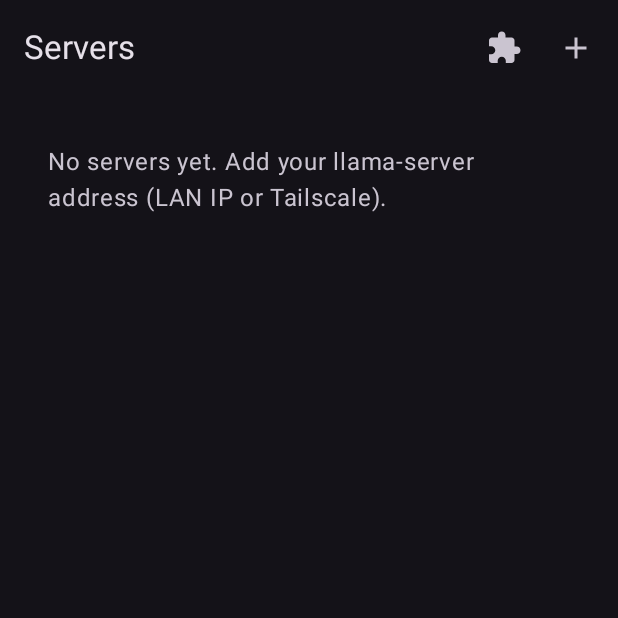
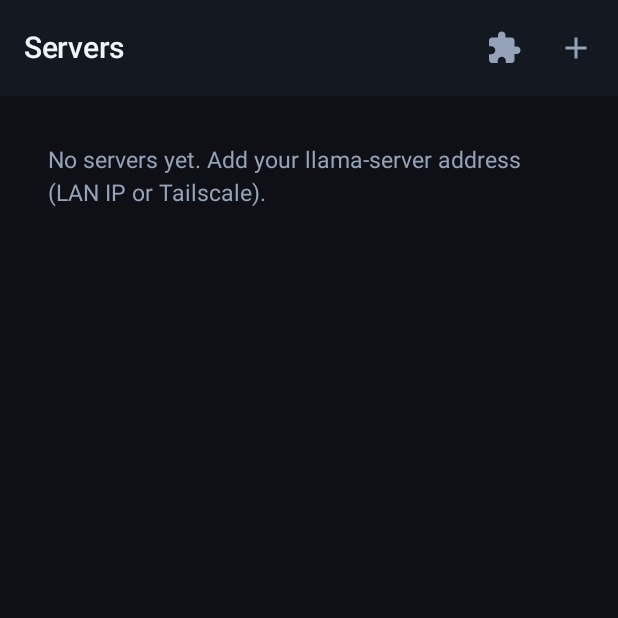
Before and after one commit to jimgrok-maker/PetLlama, an Android app built with Jetpack Compose: the screen it shows after launch (MainActivity), on a phone screen of 412 x 824 dp, the top half of it. Run offline under Robolectric (Android 15) with nearby library versions, the phone set to English and light mode, and no system bars; our stand-ins replace Room's generated code.

Commit message:
Add PetLlama obsidian/amber theme, update MainActivity/RootScreen, and harden McpServersViewModel

```diff
--- a/app/src/main/java/com/jimgrok/petllama/MainActivity.kt
+++ b/app/src/main/java/com/jimgrok/petllama/MainActivity.kt
@@ -9,9 +9,9 @@ import androidx.activity.compose.setContent
 import androidx.compose.foundation.layout.fillMaxSize
 import androidx.compose.material3.MaterialTheme
 import androidx.compose.material3.Surface
-import androidx.compose.material3.darkColorScheme
 import androidx.compose.ui.Modifier
 import com.jimgrok.petllama.ui.RootScreen
+import com.jimgrok.petllama.ui.theme.PetLlamaTheme
 
 class MainActivity : ComponentActivity() {
     override fun onCreate(savedInstanceState: Bundle?) {
@@ -22,7 +22,7 @@ class MainActivity : ComponentActivity() {
             requestPermissions(arrayOf(Manifest.permission.POST_NOTIFICATIONS), 1)
         }
         setContent {
-            MaterialTheme(colorScheme = darkColorScheme()) {
+            PetLlamaTheme {
                 Surface(modifier = Modifier.fillMaxSize(), color = MaterialTheme.colorScheme.background) {
                     RootScreen()
                 }
--- a/app/src/main/java/com/jimgrok/petllama/ui/RootScreen.kt
+++ b/app/src/main/java/com/jimgrok/petllama/ui/RootScreen.kt
@@ -2,8 +2,6 @@ package com.jimgrok.petllama.ui
 
 import androidx.activity.compose.BackHandler
 import androidx.compose.foundation.layout.fillMaxSize
-import androidx.compose.material3.MaterialTheme
-import androidx.compose.material3.darkColorScheme
 import androidx.compose.runtime.Composable
 import androidx.compose.runtime.LaunchedEffect
 import androidx.compose.runtime.getValue
@@ -15,6 +13,7 @@ import com.jimgrok.petllama.data.Db
 import com.jimgrok.petllama.ui.chat.ChatScreen
 import com.jimgrok.petllama.ui.mcp.McpServersScreen
 import com.jimgrok.petllama.ui.screens.ServersScreen
+import com.jimgrok.petllama.ui.theme.PetLlamaTheme
 import kotlinx.coroutines.flow.first
 
 /**
@@ -25,7 +24,7 @@ import kotlinx.coroutines.flow.first
  */
 @Composable
 fun RootScreen() {
-    MaterialTheme(colorScheme = darkColorScheme()) {
+    PetLlamaTheme {
         var selectedServerId by rememberSaveable { mutableStateOf<Long?>(null) }
         var showMcp by rememberSaveable { mutableStateOf(false) }
         var didInitialLoad by rememberSaveable { mutableStateOf(false) }
--- a/app/src/main/java/com/jimgrok/petllama/ui/mcp/McpServersViewModel.kt
+++ b/app/src/main/java/com/jimgrok/petllama/ui/mcp/McpServersViewModel.kt
@@ -5,9 +5,11 @@ import androidx.lifecycle.viewModelScope
 import com.jimgrok.petllama.data.Db
 import com.jimgrok.petllama.data.McpServerEntity
 import com.jimgrok.petllama.network.McpClient
-import com.jimgrok.petllama.network.toUserMessage
 import com.jimgrok.petllama.network.headersToJson
 import com.jimgrok.petllama.network.parseHeaderLines
+import com.jimgrok.petllama.network.toUserMessage
+import com.jimgrok.petllama.network.validateBearerToken
+import kotlinx.coroutines.CancellationException
 import kotlinx.coroutines.flow.MutableStateFlow
 import kotlinx.coroutines.flow.StateFlow
 import kotlinx.coroutines.flow.asStateFlow
@@ -41,6 +43,11 @@ class McpServersViewModel : ViewModel() {
         existingId: Long?,
         enabled: Boolean
     ): Boolean {
+        val tokenError = validateBearerToken(bearerToken)
+        if (tokenError != null) {
+            _state.update { it.copy(formError = tokenError) }
+            return false
+        }
         val headers = try {
             parseHeaderLines(headerLines)
         } catch (e: IllegalArgumentException) {
@@ -82,6 +89,7 @@ class McpServersViewModel : ViewModel() {
     }
 
     fun test(server: McpServerEntity) {
+        if (_state.value.testingId != null) return
         _state.update { it.copy(testingId = server.id, testResult = null) }
         viewModelScope.launch {
             val client = McpClient(server)
@@ -89,6 +97,9 @@ class McpServersViewModel : ViewModel() {
                 val info = client.describe()
                 val from = info.serverName?.let { " from $it" }.orEmpty()
                 "\u2705 ${info.toolCount} tool(s)$from"
+            } catch (e: CancellationException) {
+                _state.update { it.copy(testingId = null) }
+                throw e
             } catch (e: Exception) {
                 "\u274c ${e.toUserMessage()}"
             } finally {
--- /dev/null
+++ b/app/src/main/java/com/jimgrok/petllama/ui/theme/PetLlamaTheme.kt
@@ -0,0 +1,130 @@
+package com.jimgrok.petllama.ui.theme
+
+import androidx.compose.material3.MaterialTheme
+import androidx.compose.material3.Typography
+import androidx.compose.material3.darkColorScheme
+import androidx.compose.runtime.Composable
+import androidx.compose.ui.graphics.Color
+import androidx.compose.ui.text.TextStyle
+import androidx.compose.ui.text.font.FontWeight
+import androidx.compose.ui.unit.sp
+
+/**
+ * Obsidian + Warm Llama Amber palette for PetLlama.
+ * High contrast on OLED screens with clear separation between canvas,
+ * elevated cards, code blocks, and user/assistant chat bubbles.
+ */
+object PetLlamaColors {
+    val Canvas = Color(0xFF0E1015)
+    val Surface = Color(0xFF141821)
+    val SurfaceCard = Color(0xFF181D28)
+    val SurfaceElevated = Color(0xFF1F2634)
+    val CodeBackground = Color(0xFF0A0D13)
+    val CodeHeader = Color(0xFF131823)
+
+    val BorderSubtle = Color(0xFF252D3D)
+    val BorderStrong = Color(0xFF333F56)
+
+    val Amber = Color(0xFFF59E0B)
+    val AmberSoft = Color(0xFF2C2211)
+    val AmberOn = Color(0xFF1A1205)
+
+    val UserBubble = Color(0xFF22304A)
+    val UserBubbleBorder = Color(0xFF33476B)
+    val AssistantBubble = Color(0xFF171C26)
+    val AssistantBubbleBorder = Color(0xFF262F40)
+
+    val TextPrimary = Color(0xFFF1F5F9)
+    val TextSecondary = Color(0xFF94A3B8)
+    val TextMuted = Color(0xFF64748B)
+
+    val Emerald = Color(0xFF34D399)
+    val EmeraldSoft = Color(0xFF102822)
+    val Sky = Color(0xFF38BDF8)
+    val SkySoft = Color(0xFF102433)
+    val Coral = Color(0xFFF87171)
+    val CoralSoft = Color(0xFF2D161A)
+}
+
+private val PetLlamaDarkScheme = darkColorScheme(
+    primary = PetLlamaColors.Amber,
+    onPrimary = PetLlamaColors.AmberOn,
+    primaryContainer = PetLlamaColors.UserBubble,
+    onPrimaryContainer = PetLlamaColors.TextPrimary,
+    secondary = PetLlamaColors.Sky,
+    onSecondary = Color(0xFF061B26),
+    secondaryContainer = PetLlamaColors.SurfaceElevated,
+    onSecondaryContainer = PetLlamaColors.TextPrimary,
+    tertiary = PetLlamaColors.Emerald,
+    onTertiary = Color(0xFF042219),
+    background = PetLlamaColors.Canvas,
+    onBackground = PetLlamaColors.TextPrimary,
+    surface = PetLlamaColors.Surface,
+    onSurface = PetLlamaColors.TextPrimary,
+    surfaceVariant = PetLlamaColors.SurfaceCard,
+    onSurfaceVariant = PetLlamaColors.TextSecondary,
+    outline = PetLlamaColors.BorderStrong,
+    outlineVariant = PetLlamaColors.BorderSubtle,
+    error = PetLlamaColors.Coral,
+    onError = Color(0xFF2B0A0D),
+    errorContainer = PetLlamaColors.CoralSoft,
+    onErrorContainer = Color(0xFFFECACA)
+)
+
+private val PetLlamaTypography = Typography(
+    titleLarge = TextStyle(
+        fontWeight = FontWeight.SemiBold,
+        fontSize = 20.sp,
+        lineHeight = 26.sp,
+        letterSpacing = (-0.2).sp
+    ),
+    titleMedium = TextStyle(
+        fontWeight = FontWeight.SemiBold,
+        fontSize = 16.sp,
+        lineHeight = 22.sp
+    ),
+    titleSmall = TextStyle(
+        fontWeight = FontWeight.Medium,
+        fontSize = 14.sp,
+        lineHeight = 20.sp
+    ),
+    bodyLarge = TextStyle(
+        fontWeight = FontWeight.Normal,
+        fontSize = 15.5.sp,
+        lineHeight = 22.sp
+    ),
+    bodyMedium = TextStyle(
+        fontWeight = FontWeight.Normal,
+        fontSize = 14.sp,
+        lineHeight = 20.sp
+    ),
+    bodySmall = TextStyle(
+        fontWeight = FontWeight.Normal,
+        fontSize = 12.5.sp,
+        lineHeight = 18.sp
+    ),
+    labelLarge = TextStyle(
+        fontWeight = FontWeight.SemiBold,
+        fontSize = 13.sp,
+        lineHeight = 18.sp
+    ),
+    labelMedium = TextStyle(
+        fontWeight = FontWeight.Medium,
+        fontSize = 12.sp,
+        lineHeight = 16.sp
+    ),
+    labelSmall = TextStyle(
+        fontWeight = FontWeight.Medium,
+        fontSize = 11.sp,
+        lineHeight = 14.sp
+    )
+)
+
+@Composable
+fun PetLlamaTheme(content: @Composable () -> Unit) {
+    MaterialTheme(
+        colorScheme = PetLlamaDarkScheme,
+        typography = PetLlamaTypography,
+        content = content
+    )
+}
--- a/app/src/main/res/values/themes.xml
+++ b/app/src/main/res/values/themes.xml
@@ -1,7 +1,8 @@
 <?xml version="1.0" encoding="utf-8"?>
 <resources>
     <style name="Theme.PetLlama" parent="android:Theme.Material.NoActionBar">
-        <item name="android:statusBarColor">#121212</item>
-        <item name="android:navigationBarColor">#121212</item>
+        <item name="android:statusBarColor">#0E1015</item>
+        <item name="android:navigationBarColor">#0E1015</item>
+        <item name="android:windowBackground">#0E1015</item>
     </style>
 </resources>
```
